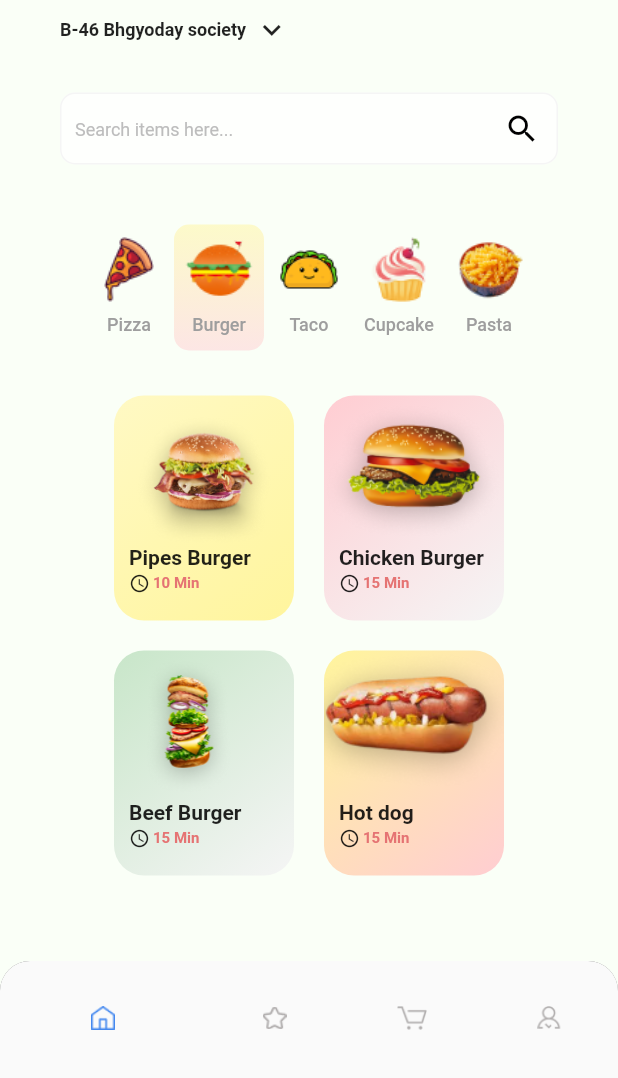
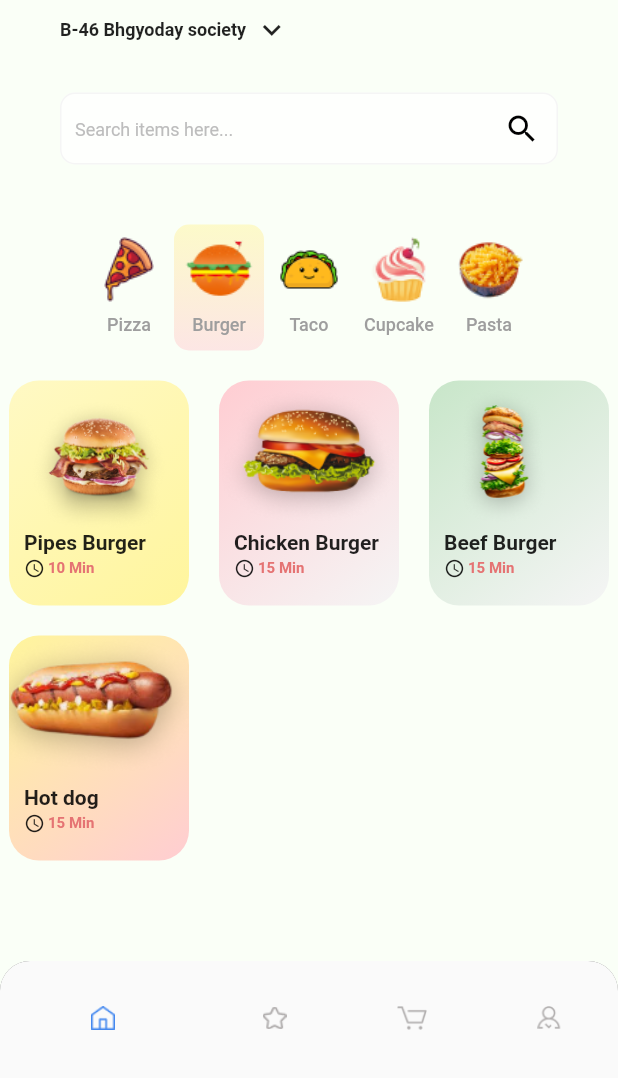
Before and after one commit to Blacksuan19/Food-App-Flutter, a Flutter app: the screen it shows after launch, on a phone screen of 412 x 824 dp, the part 158-1236 px from its top. Run offline on Flutter 3.47's test engine with Material 2 defaults, Android fonts, the light colour scheme and no system bars.

Commit message:
item_card: make use of wrap built in spacing

```diff
--- a/lib/screens/home.dart
+++ b/lib/screens/home.dart
@@ -28,6 +28,8 @@ class _HomeState extends State<Home> {
             CategoryRow(),
             SizedBox(height: 20),
             Wrap(
+              spacing: 20,
+              runSpacing: 20,
               children: [
                 ...foods.map(
                   (food) => ItemCard(foodItem: food),
--- a/lib/widgets/item_card.dart
+++ b/lib/widgets/item_card.dart
@@ -12,7 +12,6 @@ class ItemCard extends StatelessWidget {
   @override
   Widget build(BuildContext context) {
     return Container(
-      margin: EdgeInsets.all(10),
       alignment: Alignment.topCenter,
       clipBehavior: Clip.hardEdge,
       width: 120,
```
